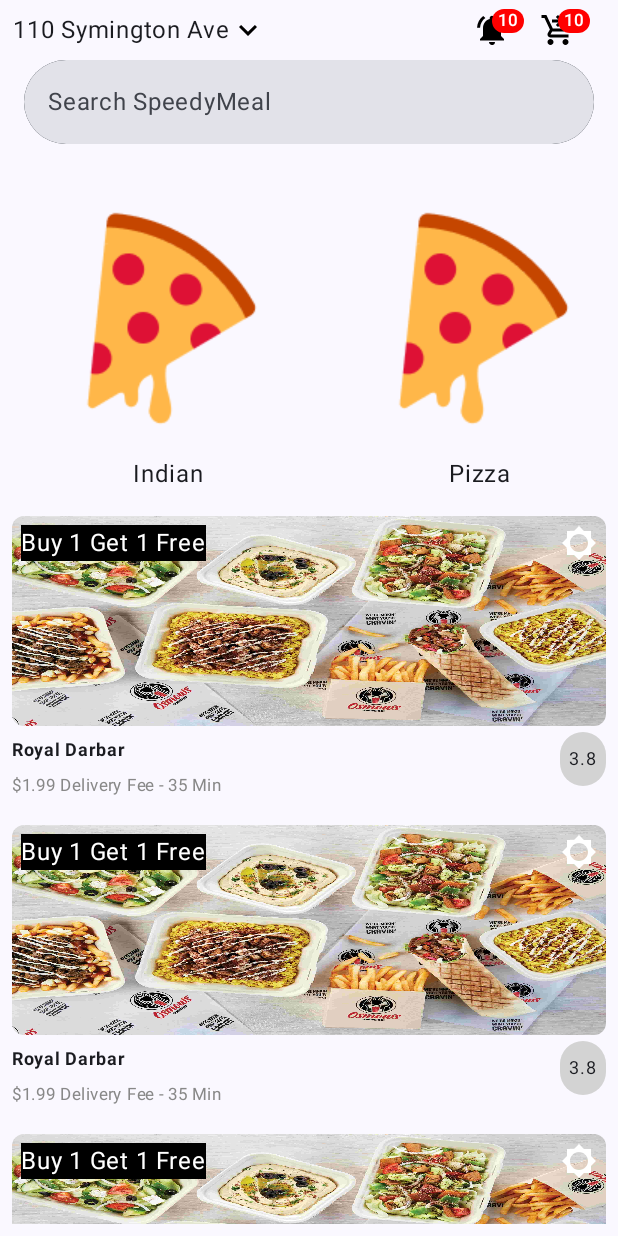
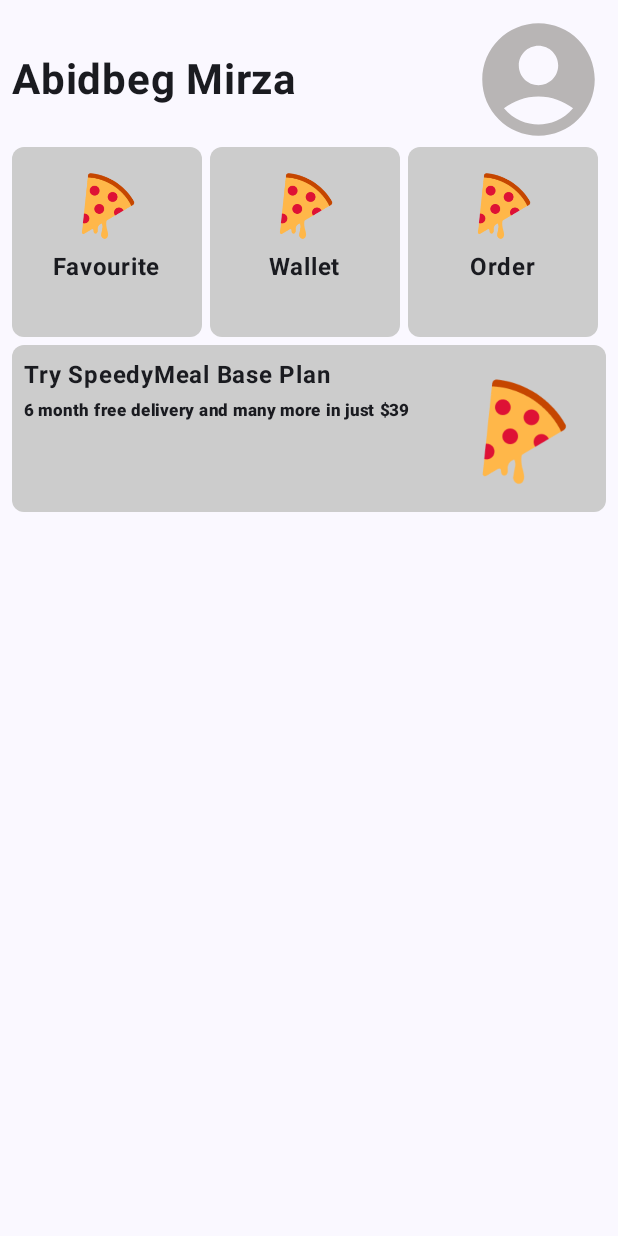
Before and after one commit to Abidbeg/SpeedyMeal, an Android app built with Jetpack Compose: the screen it shows after launch (MainActivity), on a phone screen of 412 x 824 dp. Run offline under Robolectric (Android 15) with nearby library versions, the phone set to English and light mode, and no system bars.

Commit message:
Design Profile screen

```diff
--- a/app/src/main/java/com/am/speedymeal/MainActivity.kt
+++ b/app/src/main/java/com/am/speedymeal/MainActivity.kt
@@ -3,7 +3,6 @@ package com.am.speedymeal
 import android.os.Bundle
 import androidx.activity.ComponentActivity
 import androidx.activity.compose.setContent
-import androidx.activity.enableEdgeToEdge
 import androidx.compose.foundation.layout.fillMaxSize
 import androidx.compose.foundation.layout.padding
 import androidx.compose.material3.Scaffold
@@ -11,7 +10,7 @@ import androidx.compose.material3.Text
 import androidx.compose.runtime.Composable
 import androidx.compose.ui.Modifier
 import androidx.compose.ui.tooling.preview.Preview
-import com.am.speedymeal.screens.HomeScreen
+import com.am.speedymeal.screens.MyAccountScreen
 import com.am.speedymeal.ui.theme.SpeedyMealTheme
 
 class MainActivity : ComponentActivity() {
@@ -20,7 +19,7 @@ class MainActivity : ComponentActivity() {
         setContent {
             SpeedyMealTheme {
                 Scaffold(modifier = Modifier.fillMaxSize()) { innerPadding ->
-                    HomeScreen(
+                    MyAccountScreen(
                         modifier = Modifier.padding(innerPadding)
                     )
                 }
--- /dev/null
+++ b/app/src/main/java/com/am/speedymeal/screens/MyAccountScreen.kt
@@ -0,0 +1,114 @@
+package com.am.speedymeal.screens
+
+import androidx.compose.foundation.Image
+import androidx.compose.foundation.background
+import androidx.compose.foundation.layout.Arrangement
+import androidx.compose.foundation.layout.Box
+import androidx.compose.foundation.layout.Column
+import androidx.compose.foundation.layout.Row
+import androidx.compose.foundation.layout.Spacer
+import androidx.compose.foundation.layout.aspectRatio
+import androidx.compose.foundation.layout.fillMaxWidth
+import androidx.compose.foundation.layout.height
+import androidx.compose.foundation.layout.padding
+import androidx.compose.foundation.layout.size
+import androidx.compose.foundation.layout.width
+import androidx.compose.foundation.shape.RoundedCornerShape
+import androidx.compose.material3.Text
+import androidx.compose.runtime.Composable
+import androidx.compose.ui.Alignment
+import androidx.compose.ui.Modifier
+import androidx.compose.ui.draw.clip
+import androidx.compose.ui.graphics.Color
+import androidx.compose.ui.res.painterResource
+import androidx.compose.ui.text.font.FontWeight
+import androidx.compose.ui.tooling.preview.Preview
+import androidx.compose.ui.unit.dp
+import androidx.compose.ui.unit.sp
+import com.am.speedymeal.R
+
+@Composable
+fun MyAccountScreen(modifier: Modifier) {
+    AccountDetails(Modifier)
+}
+
+@Preview(widthDp = 300, heightDp = 500)
+@Composable
+fun AccountDetails(modifier: Modifier = Modifier) {
+
+    var listCategory: MutableList<String> = ArrayList<String>()
+    listCategory.add("Favourite")
+    listCategory.add("Wallet")
+    listCategory.add("Order")
+
+    Column(modifier.padding(8.dp)) {
+        Row(modifier = Modifier.fillMaxWidth(), verticalAlignment = Alignment.CenterVertically) {
+            Box(modifier.weight(1f)) {
+                Text(text = "Abidbeg Mirza", fontSize = 28.sp, fontWeight = FontWeight.Bold)
+            }
+            Image(
+                painter = painterResource(id = R.drawable.account),
+                contentDescription = "account",
+                modifier.size(90.dp)
+            )
+        }
+        Row(modifier.fillMaxWidth(), horizontalArrangement = Arrangement.SpaceBetween) {
+            for (i in 0 until listCategory.size) {
+                Box(
+                    modifier
+                        .weight(1f)
+                        .aspectRatio(1f)
+                        .clip(RoundedCornerShape(8.dp))
+                        .background(color = Color.LightGray)
+                        .padding(8.dp)
+                ) {
+                    Column(
+                        modifier.fillMaxWidth(),
+                        horizontalAlignment = Alignment.CenterHorizontally
+                    ) {
+                        Image(
+                            painter = painterResource(id = R.drawable.pizza),
+                            contentDescription = "fav",
+                            modifier.size(60.dp)
+                        )
+                        Text(
+                            text = listCategory[i],
+                            fontWeight = FontWeight.Bold,
+                        )
+                    }
+                }
+                Spacer(modifier.width(5.dp))
+            }
+
+
+        }
+        Spacer(modifier.height(5.dp))
+        Box(
+            modifier
+                .fillMaxWidth()
+                .clip(RoundedCornerShape(8.dp))
+                .background(color = Color.LightGray)
+                .padding(8.dp)
+        ) {
+            Row {
+                Column(modifier.weight(3f)) {
+                    Text(
+                        text = "Try SpeedyMeal Base Plan",
+                        fontSize = 16.sp,
+                        fontWeight = FontWeight.Bold
+                    )
+                    Text(
+                        text = "6 month free delivery and many more in just $39",
+                        fontWeight = FontWeight.Black,
+                        fontSize = 11.sp
+                    )
+                }
+                Image(
+                    painter = painterResource(id = R.drawable.pizza),
+                    contentDescription = "Gift",
+                    modifier.weight(1f)
+                )
+            }
+        }
+    }
+}
--- /dev/null
+++ b/app/src/main/res/drawable/account.xml
@@ -0,0 +1,5 @@
+<vector xmlns:android="http://schemas.android.com/apk/res/android" android:height="24dp" android:tint="#B8B5B5" android:viewportHeight="24" android:viewportWidth="24" android:width="24dp">
+
+    <path android:fillColor="@android:color/white" android:pathData="M12,2C6.48,2 2,6.48 2,12s4.48,10 10,10s10,-4.48 10,-10S17.52,2 12,2zM12,6c1.93,0 3.5,1.57 3.5,3.5S13.93,13 12,13s-3.5,-1.57 -3.5,-3.5S10.07,6 12,6zM12,20c-2.03,0 -4.43,-0.82 -6.14,-2.88C7.55,15.8 9.68,15 12,15s4.45,0.8 6.14,2.12C16.43,19.18 14.03,20 12,20z"/>
+
+</vector>
```
